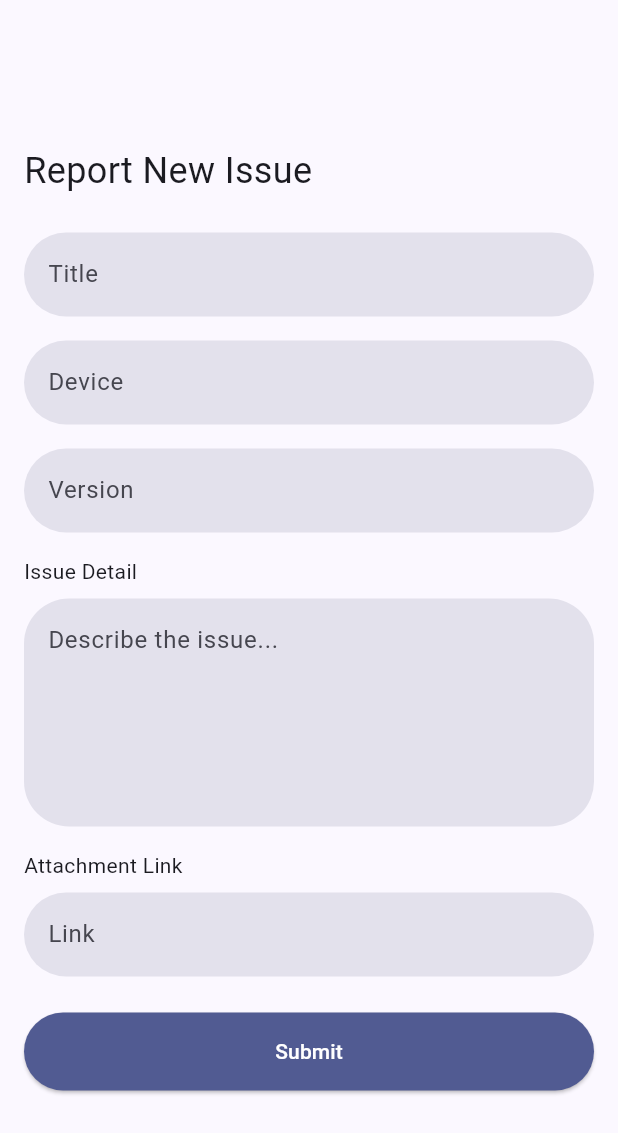
After one commit to thescipio/scipio_mobile, a Flutter app: the ReportIssuePage screen opened directly, on a phone screen of 412 x 824 dp. The commit adds this screen. Shown: the top 1133 px of the screen. Run offline on Flutter 3.47's test engine with Material 3 defaults, Android fonts, the light colour scheme and no system bars; our stand-ins replace dio, shared_preferences; accounts and stored records are empty; network calls fail.

Commit message:
scipio: Create Bew Issue form

```diff
--- a/lib/view/screen/dashboard_page.dart
+++ b/lib/view/screen/dashboard_page.dart
@@ -1,15 +1,16 @@
 import 'package:flutter/material.dart';
 import 'package:dio/dio.dart';
 import 'package:shared_preferences/shared_preferences.dart';
-import 'package:intl/intl.dart'; // Import the intl package
-import 'package:scipio/view/screen/login_page.dart'; // Import the LoginPage
+import 'package:intl/intl.dart';
+import 'package:scipio/view/screen/login_page.dart';
+import 'package:scipio/view/screen/new_post_page.dart';
 
 class DashboardPage extends StatelessWidget {
   const DashboardPage({super.key});
 
   @override
   Widget build(BuildContext context) {
-    return const IssueTrackerPage(); // Display IssueTrackerPage in DashboardPage
+    return const IssueTrackerPage();
   }
 }
 
@@ -35,10 +36,9 @@ class _IssueTrackerPageState extends State<IssueTrackerPage> {
       final response = await _dio.get('https://canna.hlcyn.co/api/issue');
       if (response.statusCode == 200) {
         setState(() {
-          _issues = response.data['data']; // Extract the 'data' field
+          _issues = response.data['data'];
         });
       } else {
-        // Handle the error if the response status code is not 200
         print('Failed to load issues: ${response.statusCode}');
       }
     } catch (e) {
@@ -46,11 +46,10 @@ class _IssueTrackerPageState extends State<IssueTrackerPage> {
     }
   }
 
-  // Function to format the date
   String _formatDate(String date) {
     final DateTime parsedDate = DateTime.parse(date);
     final DateFormat formatter =
-        DateFormat('MMM dd, yyyy'); // Format: Jan 30, 2025
+        DateFormat('MMM dd, yyyy');
     return formatter.format(parsedDate);
   }
 
@@ -73,14 +72,12 @@ class _IssueTrackerPageState extends State<IssueTrackerPage> {
         ),
         actions: [
           IconButton(
-            icon: const Icon(Icons.logout), // Logout icon
+            icon: const Icon(Icons.logout),
             onPressed: () async {
-              // Remove the auth_token from SharedPreferences
               final SharedPreferences prefs =
                   await SharedPreferences.getInstance();
               await prefs.remove('auth_token');
 
-              // Navigate to LoginPage after logout
               Navigator.pushReplacement(
                 context,
                 MaterialPageRoute(builder: (context) => const LoginScreen()),
@@ -111,7 +108,7 @@ class _IssueTrackerPageState extends State<IssueTrackerPage> {
                     title: issue['title'],
                     author: issue['author_name'],
                     device: issue['device_parsed'],
-                    date: _formatDate(issue['date']), // Format the date here
+                    date: _formatDate(issue['date']),
                   );
                 },
               ),
@@ -120,10 +117,15 @@ class _IssueTrackerPageState extends State<IssueTrackerPage> {
         ),
       ),
       floatingActionButton: FloatingActionButton(
-        onPressed: () {},
-        backgroundColor: colorScheme.secondary,
-        child: const Icon(Icons.add),
-      ),
+  onPressed: () {
+    Navigator.push(
+      context,
+      MaterialPageRoute(builder: (context) => const ReportIssuePage()),
+    );
+  },
+  backgroundColor: colorScheme.secondary,
+  child: const Icon(Icons.add),
+),
     );
   }
 }
--- a/lib/view/screen/login_page.dart
+++ b/lib/view/screen/login_page.dart
@@ -66,7 +66,6 @@ class _LoginScreenState extends State<LoginScreen> {
         await prefs.setString('auth_token', data["token"]);
         _showSnackBar('Login successful');
 
-        // Arahkan ke Dashboard setelah login sukses
         Navigator.pushReplacement(
           context,
           MaterialPageRoute(builder: (context) => const DashboardPage()),
--- /dev/null
+++ b/lib/view/screen/new_post_page.dart
@@ -0,0 +1,125 @@
+import 'package:flutter/material.dart';
+
+class ReportIssuePage extends StatelessWidget {
+  const ReportIssuePage({super.key});
+
+  @override
+  Widget build(BuildContext context) {
+    final theme = Theme.of(context);
+    final colorScheme = theme.colorScheme;
+
+    return Scaffold(
+      backgroundColor:
+          colorScheme.background,
+      body: Center(
+        child: Padding(
+          padding: const EdgeInsets.all(16.0),
+          child: Column(
+            mainAxisAlignment: MainAxisAlignment.center,
+            crossAxisAlignment:
+                CrossAxisAlignment.start,
+            children: [
+              Text(
+                'Report New Issue',
+                style: TextStyle(
+                  fontSize: 24,
+                  fontWeight: FontWeight.normal,
+                  color:
+                      colorScheme.onBackground,
+                ),
+                textAlign: TextAlign.left,
+              ),
+              const SizedBox(height: 24),
+              const CustomTextField(hintText: 'Title'),
+              const SizedBox(height: 16),
+              const CustomTextField(hintText: 'Device'),
+              const SizedBox(height: 16),
+              const CustomTextField(hintText: 'Version'),
+              const SizedBox(height: 16),
+              Align(
+                alignment: Alignment.centerLeft,
+                child: Text(
+                  'Issue Detail',
+                  style: TextStyle(
+                      color: colorScheme
+                          .onBackground),
+                ),
+              ),
+              const SizedBox(height: 8),
+              const CustomTextField(
+                hintText: 'Describe the issue...',
+                maxLines: 5,
+              ),
+              const SizedBox(height: 16),
+              Align(
+                alignment: Alignment.centerLeft,
+                child: Text(
+                  'Attachment Link',
+                  style: TextStyle(
+                      color: colorScheme
+                          .onBackground),
+                ),
+              ),
+              const SizedBox(height: 8),
+              const CustomTextField(hintText: 'Link'),
+              const SizedBox(height: 24),
+              ElevatedButton(
+                onPressed: () {},
+                style: ElevatedButton.styleFrom(
+                  backgroundColor:
+                      colorScheme.primary,
+                  shape: RoundedRectangleBorder(
+                    borderRadius: BorderRadius.circular(30),
+                  ),
+                  padding: const EdgeInsets.symmetric(vertical: 16),
+                ),
+                child: const Center(
+                  child: Text(
+                    'Submit',
+                    style: TextStyle(color: Colors.white),
+                  ),
+                ),
+              ),
+            ],
+          ),
+        ),
+      ),
+    );
+  }
+}
+
+class CustomTextField extends StatelessWidget {
+  final String hintText;
+  final int maxLines;
+
+  const CustomTextField({
+    super.key,
+    required this.hintText,
+    this.maxLines = 1,
+  });
+
+  @override
+  Widget build(BuildContext context) {
+    final theme = Theme.of(context);
+    final colorScheme = theme.colorScheme;
+
+    return TextField(
+      maxLines: maxLines,
+      decoration: InputDecoration(
+        hintText: hintText,
+        hintStyle: TextStyle(
+            color: colorScheme
+                .onSurfaceVariant),
+        filled: true,
+        fillColor:
+            colorScheme.surfaceVariant,
+        border: OutlineInputBorder(
+          borderRadius: BorderRadius.circular(30),
+          borderSide: BorderSide.none,
+        ),
+      ),
+      style: TextStyle(
+          color: colorScheme.onSurface),
+    );
+  }
+}
```
